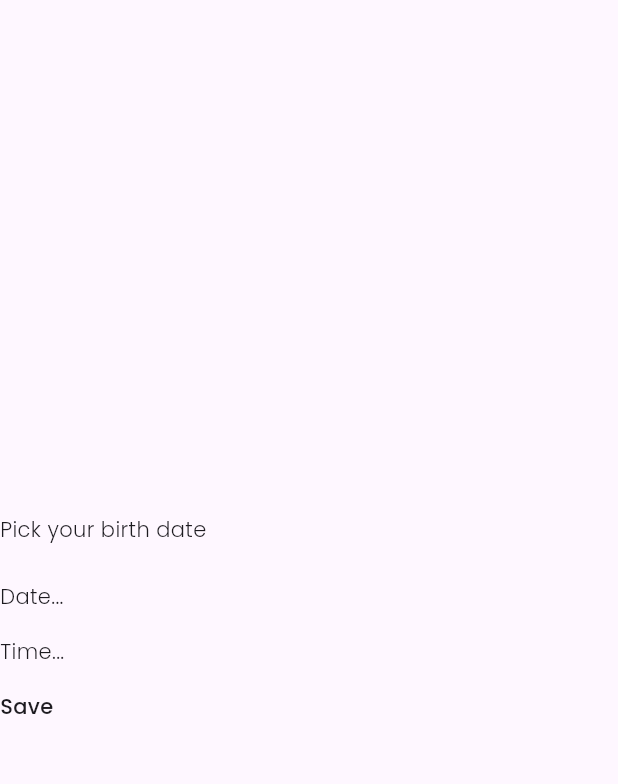
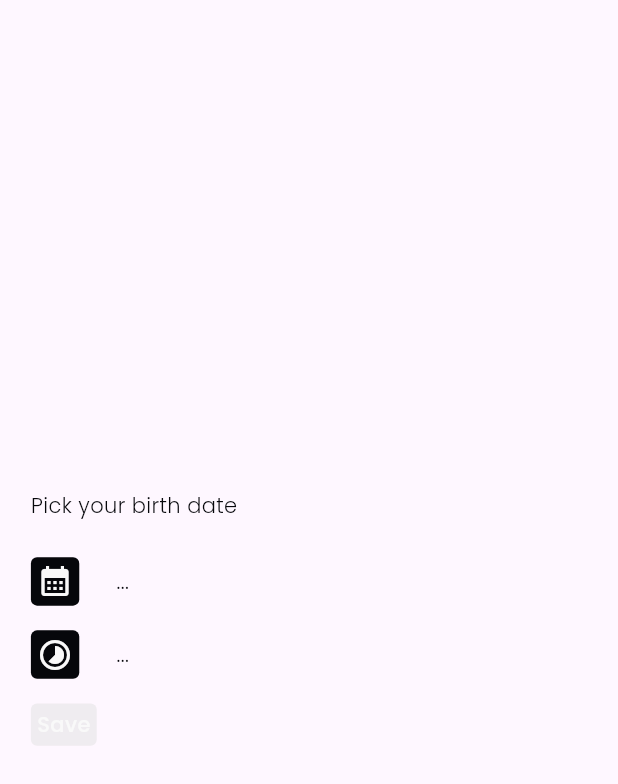
Before and after one commit to yayahc/streage, a Flutter app: the screen it shows after launch, after a tap on the "add" icon, on a phone screen of 412 x 824 dp. Shown: the top 784 px of the screen. Run offline on Flutter 3.47's test engine with Material 3 defaults, Android fonts, the light colour scheme and no system bars; our stand-ins replace bloc, dartz, equatable, flutter_bloc, flutter_screenutil, gap and 5 more; missing offline and left inert: flutter_rounded_date_picker; accounts and stored records are empty; generated files the repository leaves out were written again.

Commit message:
valueNotifiers added to default button and more

```diff
--- a/lib/core/extension/string_extension.dart
+++ b/lib/core/extension/string_extension.dart
@@ -1,26 +1,46 @@
+import 'package:flutter/foundation.dart';
 import 'package:flutter/material.dart';
+import 'package:streage/core/extension/context_extension.dart';
 import 'package:streage/core/ui/theme/typo/i_app_typography.dart';
+import 'package:streage/core/ui/widgets/buttons/default_app_button.dart';
 import 'package:streage/di.dart';
+import 'package:streage/router.dart';
 
 extension StringExtension on String {
-  Text light() {
+  Text light({Color? color}) {
     return Text(
       this,
-      style: locator.get<IAppTypography>().light,
+      style: locator
+          .get<IAppTypography>()
+          .light
+          .copyWith(color: color ?? navKey.currentContext?.colors.black),
     );
   }
 
-  Text regular() {
+  Text regular({Color? color}) {
     return Text(
       this,
-      style: locator.get<IAppTypography>().regular,
+      style: locator
+          .get<IAppTypography>()
+          .regular
+          .copyWith(color: color ?? navKey.currentContext?.colors.black),
     );
   }
 
-  Text medium() {
+  Text medium({Color? color}) {
     return Text(
       this,
-      style: locator.get<IAppTypography>().medium,
+      style: locator
+          .get<IAppTypography>()
+          .medium
+          .copyWith(color: color ?? navKey.currentContext?.colors.black),
     );
   }
 }
+
+extension TextAsButtonExtension on Text {
+  Widget asPrimaryTextButton(
+      {AsyncCallback? callback, ValueNotifier<bool>? enable}) {
+    return DefaultButton(callback: callback, enable: enable!, child: this);
+  }
+}
--- /dev/null
+++ b/lib/core/ui/widgets/buttons/default_app_button.dart
@@ -0,0 +1,37 @@
+import 'package:flutter/foundation.dart';
+import 'package:flutter/material.dart';
+import 'package:flutter_screenutil/flutter_screenutil.dart';
+import 'package:streage/core/extension/context_extension.dart';
+
+class DefaultButton extends StatelessWidget {
+  final AsyncCallback? callback;
+  final Text child;
+  final Color? color;
+  final ValueNotifier<bool> enable;
+  const DefaultButton(
+      {super.key,
+      required this.callback,
+      this.color,
+      required this.child,
+      required this.enable});
+
+  @override
+  Widget build(BuildContext context) {
+    return ListenableBuilder(
+        listenable: enable,
+        builder: (context, _) {
+          return InkWell(
+              onTap: enable.value ? callback : null,
+              enableFeedback: true,
+              child: Container(
+                padding: EdgeInsets.symmetric(vertical: 4.sp, horizontal: 4.sp),
+                decoration: BoxDecoration(
+                    color: enable.value
+                        ? color ?? context.colors.black
+                        : context.colors.gray,
+                    borderRadius: BorderRadius.circular(4.sp)),
+                child: child,
+              ));
+        });
+  }
+}
--- /dev/null
+++ b/lib/core/ui/widgets/buttons/icon_button.dart
@@ -0,0 +1,26 @@
+import 'package:flutter/foundation.dart';
+import 'package:flutter/material.dart';
+import 'package:flutter_screenutil/flutter_screenutil.dart';
+import 'package:streage/core/extension/context_extension.dart';
+
+class DefaultIconButton extends StatelessWidget {
+  final AsyncCallback? callback;
+  final IconData icon;
+  final Color? color;
+  const DefaultIconButton(
+      {super.key, required this.callback, required this.icon, this.color});
+
+  @override
+  Widget build(BuildContext context) {
+    return InkWell(
+        onTap: callback,
+        enableFeedback: true,
+        child: Container(
+          padding: EdgeInsets.symmetric(vertical: 4.sp, horizontal: 4.sp),
+          decoration: BoxDecoration(
+              color: color ?? context.colors.black,
+              borderRadius: BorderRadius.circular(4.sp)),
+          child: Icon(icon, color: context.colors.white),
+        ));
+  }
+}
--- a/lib/features/age/presentation/screens/age_form.dart
+++ b/lib/features/age/presentation/screens/age_form.dart
@@ -1,9 +1,11 @@
 import 'package:flutter/material.dart';
 import 'package:flutter_rounded_date_picker/flutter_rounded_date_picker.dart';
+import 'package:flutter_screenutil/flutter_screenutil.dart';
 import 'package:go_router/go_router.dart';
 import 'package:intl/intl.dart';
 import 'package:streage/core/extension/context_extension.dart';
 import 'package:streage/core/extension/string_extension.dart';
+import 'package:streage/core/ui/widgets/buttons/icon_button.dart';
 import 'package:streage/di.dart';
 import 'package:streage/features/age/presentation/cubit/age_cubit.dart';
 import 'package:streage/features/age/presentation/screens/home_screen.dart';
@@ -20,23 +22,40 @@ class AgeForm extends StatefulWidget {
 class _AgeFormState extends State<AgeForm> {
   final ValueNotifier<DateTime?> _dateNotifier = ValueNotifier(null);
   final ValueNotifier<TimeOfDay?> _timeNotifier = ValueNotifier(null);
+  final ValueNotifier<bool> _saveButtonEnable = ValueNotifier(false);
 
   @override
   void initState() {
     super.initState();
+
+    for (var listener in [_dateNotifier, _timeNotifier]) {
+      listener.addListener(() {
+        _saveButtonEnable.value = _isValidate();
+      });
+    }
+  }
+
+  bool _isValidate() {
+    if (_dateNotifier.value != null && _timeNotifier.value != null) {
+      return true;
+    }
+    return false;
   }
 
   @override
   void dispose() {
     _dateNotifier.dispose();
     _timeNotifier.dispose();
+    _saveButtonEnable.dispose();
     super.dispose();
   }
 
   @override
   Widget build(BuildContext context) {
     return Scaffold(
-      body: Center(
+      body: Padding(
+        padding: EdgeInsets.symmetric(horizontal: 20.sp),
+        child: Center(
           child: Column(
             mainAxisAlignment: MainAxisAlignment.center,
             crossAxisAlignment: CrossAxisAlignment.start,
@@ -49,6 +68,7 @@ class _AgeFormState extends State<AgeForm> {
               context.gaps.large,
               _buildSave(context),
             ],
+          ),
         ),
       ),
     );
@@ -76,18 +96,17 @@ class _AgeFormState extends State<AgeForm> {
   Widget _buildDate(BuildContext context) {
     return Row(
       children: [
-        InkWell(
-          onTap: () => _showDatePicker(context),
-          child: "Date".light(),
-        ),
+        DefaultIconButton(
+            callback: () => _showDatePicker(context),
+            icon: Icons.calendar_month),
+        context.gaps.small,
         ListenableBuilder(
             listenable: _dateNotifier,
             builder: (context, _) {
               if (_dateNotifier.value == null) {
                 return "...".light();
               }
-              return DateFormat.yMd("dd-MM-yyyy")
-                  .format(_dateNotifier.value!)
+              return "${_dateNotifier.value!.day}-${_dateNotifier.value!.month}-${_dateNotifier.value!.year}"
                   .light();
             }),
       ],
@@ -97,17 +116,17 @@ class _AgeFormState extends State<AgeForm> {
   Widget _buildTime(BuildContext context) {
     return Row(
       children: [
-        InkWell(
-          onTap: () => _showTimePicker(context),
-          child: "Time".light(),
-        ),
+        DefaultIconButton(
+            callback: () => _showTimePicker(context), icon: Icons.timelapse),
+        context.gaps.small,
         ListenableBuilder(
           listenable: _timeNotifier,
           builder: (context, _) {
             if (_timeNotifier.value == null) {
               return "...".light();
             }
-            return _timeNotifier.value.toString().light();
+            return "${_timeNotifier.value?.hour}:${_timeNotifier.value?.minute}"
+                .light();
           },
         )
       ],
@@ -115,16 +134,16 @@ class _AgeFormState extends State<AgeForm> {
   }
 
   Widget _buildSave(BuildContext context) {
-    return InkWell(
-      onTap: () async {
-        if (_dateNotifier.value == null || _timeNotifier.value == null) {
-          context.showSnackBar("Date or Time should not be null");
-        } else {
+    return "Save".medium(color: context.colors.white).asPrimaryTextButton(
+        callback: () => _onSaveButtonPressed(), enable: _saveButtonEnable);
+  }
+
+  Future<void> _onSaveButtonPressed() async {
+    if (_isValidate()) {
       final cubit = locator.get<AgeCubit>();
       await cubit.createAge(_dateNotifier.value, _timeNotifier.value);
-        }
-      },
-      child: "Save".medium(),
-    );
+    } else {
+      context.showSnackBar("Date or Time should not be null");
     }
   }
+}
```
Lines whose indentation alone changed are shown as unchanged.
